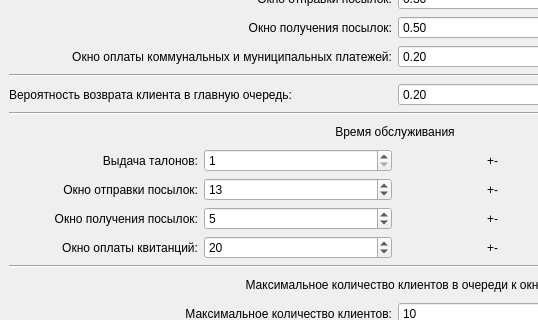
TheSawIsTheLaw/TrueModeling, file lab5/src/ModelingLab05/mainwindow.ui: the form before one commit; both pictures show x 0 to 538 and y 129 to 449 of the 790 by 653 pixel window.
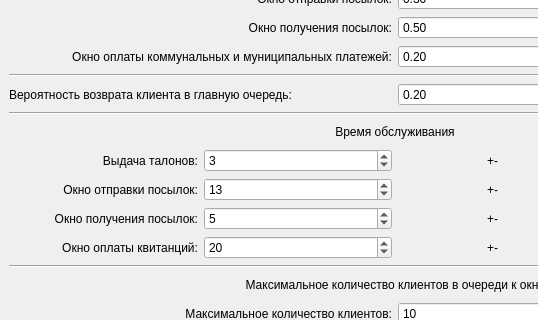
The form after the commit.

```diff
--- a/lab5/src/ModelingLab05/mainwindow.ui
+++ b/lab5/src/ModelingLab05/mainwindow.ui
@@ -295,6 +295,9 @@
           <property name="minimum">
            <number>1</number>
           </property>
+          <property name="value">
+           <number>3</number>
+          </property>
          </widget>
         </item>
         <item>
```
